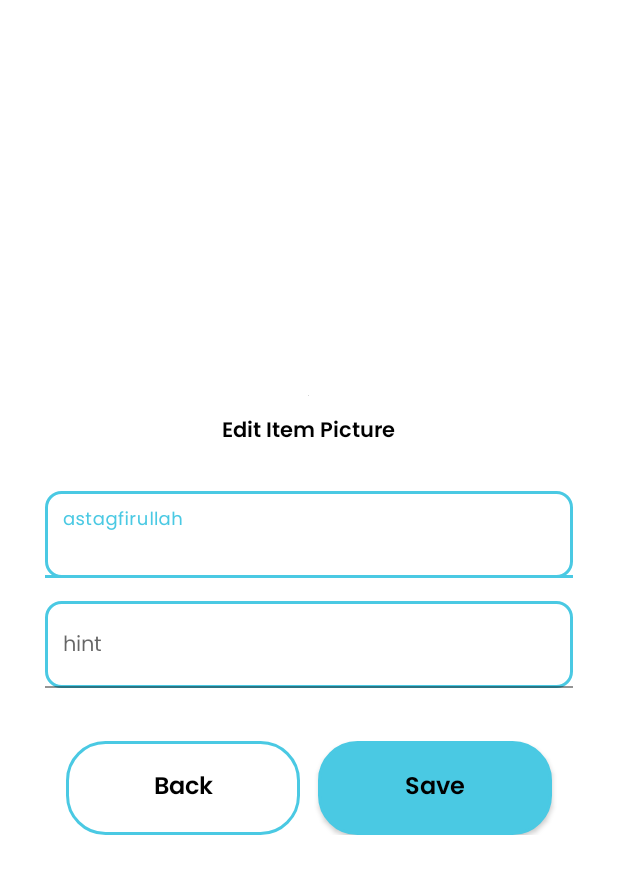
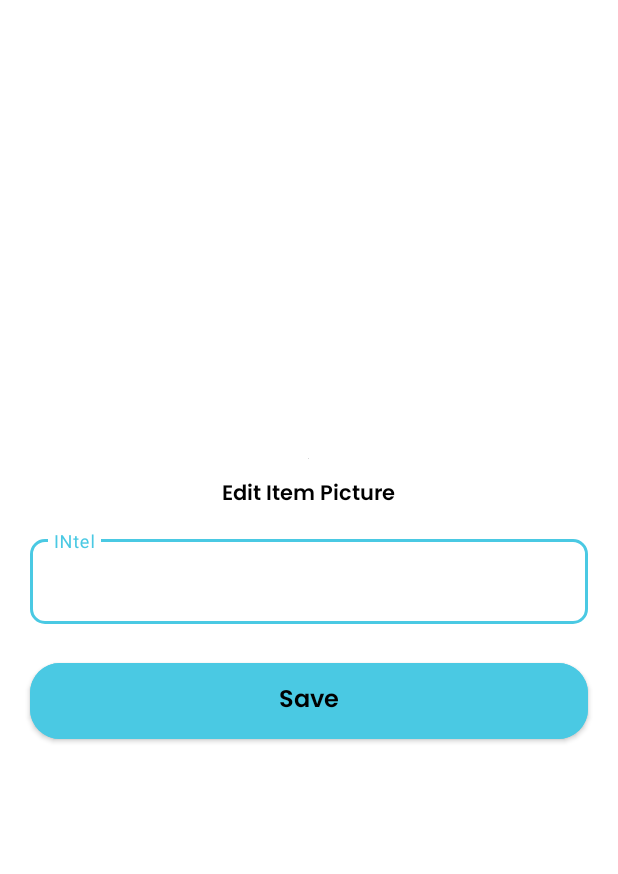
Before and after one commit to Zidantfnno21/MyBox, an Android app: the layout activity_item_update.xml on its own in the app's theme, with its tools: preview values and no code run, on a phone screen of 412 x 824 dp. Shown: the top 874 px of the screen. Run offline under Robolectric (Android 15) with nearby library versions, the phone set to English and light mode, and no system bars.

Commit message:
Update View

```diff
--- a/app/src/main/AndroidManifest.xml
+++ b/app/src/main/AndroidManifest.xml
@@ -15,7 +15,7 @@
         android:theme="@style/Theme.MyBox"
 
         >
-        <activity android:name=".ui.SplashScreen"
+        <activity android:name=".ui.splashScreen.SplashScreen"
             android:theme="@style/SplashTheme"
             android:exported="true">
             <intent-filter>
--- a/app/src/main/java/com/example/mybox/ui/InsideActivity.kt
+++ b/app/src/main/java/com/example/mybox/ui/InsideActivity.kt
@@ -15,7 +15,7 @@ class InsideActivity : AppCompatActivity() {
 
     override fun onCreate(savedInstanceState: Bundle?) {
         super.onCreate(savedInstanceState)
-        setContentView(R.layout.activity_inside)
+        setContentView(R.layout.activity_category_detail)
         floatingActionButton = findViewById(R.id.floatingActionButton2)
         optionButton = findViewById(R.id.iB6)
         backButton = findViewById(R.id.btImageBack)
--- a/app/src/main/java/com/example/mybox/ui/SecondActivity.kt
+++ b/app/src/main/java/com/example/mybox/ui/SecondActivity.kt
@@ -38,7 +38,7 @@ class SecondActivity : AppCompatActivity() {
 
     override fun onCreate(savedInstanceState : Bundle?) {
         super.onCreate(savedInstanceState)
-        setContentView(R.layout.activity_add2)
+        setContentView(R.layout.activity_category_add)
         btChangePic = findViewById(R.id.btChangePic)
         etCategory = findViewById(R.id.etTitle)
         etDescription = findViewById(R.id.etDesc)
--- /dev/null
+++ b/app/src/main/java/com/example/mybox/ui/addCategoryScreen/AddCategoryActivity.kt
@@ -0,0 +1,4 @@
+package com.example.mybox.ui.addCategoryScreen
+
+class AddCategoryActivity {
+}
--- /dev/null
+++ b/app/src/main/java/com/example/mybox/ui/addCategoryScreen/AddCategoryViewModel.kt
@@ -0,0 +1,4 @@
+package com.example.mybox.ui.addCategoryScreen
+
+class AddCategoryViewModel {
+}
--- /dev/null
+++ b/app/src/main/java/com/example/mybox/ui/addItemScreen/AddItemActivity.kt
@@ -0,0 +1,4 @@
+package com.example.mybox.ui.addItemScreen
+
+class AddItemActivity {
+}
--- /dev/null
+++ b/app/src/main/java/com/example/mybox/ui/addItemScreen/AddItemViewModel.kt
@@ -0,0 +1,4 @@
+package com.example.mybox.ui.addItemScreen
+
+class AddItemViewModel {
+}
--- /dev/null
+++ b/app/src/main/java/com/example/mybox/ui/detailItemScreen/DetailItemActivity.kt
@@ -0,0 +1,4 @@
+package com.example.mybox.ui.detailItemScreen
+
+class DetailItemActivity {
+}
--- /dev/null
+++ b/app/src/main/java/com/example/mybox/ui/detailScreen/CategoryDetailActivity.kt
@@ -0,0 +1,4 @@
+package com.example.mybox.ui.detailScreen
+
+class CategoryDetailActivity {
+}
--- /dev/null
+++ b/app/src/main/java/com/example/mybox/ui/detailScreen/CategoryDetailAdapter.kt
@@ -0,0 +1,4 @@
+package com.example.mybox.ui.detailScreen
+
+class CategoryDetailAdapter {
+}
--- /dev/null
+++ b/app/src/main/java/com/example/mybox/ui/detailScreen/CategoryDetailViewModel.kt
@@ -0,0 +1,4 @@
+package com.example.mybox.ui.detailScreen
+
+class CategoryDetailViewModel {
+}
--- a/app/src/main/java/com/example/mybox/ui/SplashScreen.kt
+++ b/app/src/main/java/com/example/mybox/ui/splashScreen/SplashScreen.kt
@@ -1,4 +1,4 @@
-package com.example.mybox.ui
+package com.example.mybox.ui.splashScreen
 
 import android.content.Intent
 import android.os.Bundle
--- /dev/null
+++ b/app/src/main/res/drawable/ic_close.xml
@@ -0,0 +1,5 @@
+<vector android:height="24dp" android:tint="#4AC9E3"
+    android:viewportHeight="24" android:viewportWidth="24"
+    android:width="24dp" xmlns:android="http://schemas.android.com/apk/res/android">
+    <path android:fillColor="@android:color/white" android:pathData="M18.3,5.71c-0.39,-0.39 -1.02,-0.39 -1.41,0L12,10.59 7.11,5.7c-0.39,-0.39 -1.02,-0.39 -1.41,0 -0.39,0.39 -0.39,1.02 0,1.41L10.59,12 5.7,16.89c-0.39,0.39 -0.39,1.02 0,1.41 0.39,0.39 1.02,0.39 1.41,0L12,13.41l4.89,4.89c0.39,0.39 1.02,0.39 1.41,0 0.39,-0.39 0.39,-1.02 0,-1.41L13.41,12l4.89,-4.89c0.38,-0.38 0.38,-1.02 0,-1.4z"/>
+</vector>
--- a/app/src/main/res/layout/activity_item_update.xml
+++ b/app/src/main/res/layout/activity_item_update.xml
@@ -16,14 +16,13 @@
             android:layout_gravity="center_vertical"
             android:orientation="vertical" >
 
-            <ImageView
+            <com.google.android.material.imageview.ShapeableImageView
                 android:id="@+id/profilePicture3"
                 android:layout_width="wrap_content"
                 android:layout_height="wrap_content"
                 android:layout_gravity="center_horizontal"
-                android:background="@drawable/rounded_shape"
                 android:scaleType="centerCrop"
-                tools:srcCompat="@tools:sample/avatars" />
+                tools:srcCompat="@tools:sample/avatars"/>
 
             <TextView
                 android:id="@+id/textView4"
@@ -39,68 +38,46 @@
                 android:textSize="14sp" />
 
             <com.google.android.material.textfield.TextInputLayout
+                style="@style/Widget.MaterialComponents.TextInputLayout.OutlinedBox"
                 android:layout_width="match_parent"
                 android:layout_height="wrap_content"
-                android:layout_marginBottom="15dp"
-                android:layout_marginTop="15dp"
-                android:layout_marginHorizontal="30dp"
-                android:visibility="visible"
-                >
+                app:boxStrokeWidthFocused="2dp"
+                app:boxCornerRadiusBottomEnd="10dp"
+                app:boxCornerRadiusBottomStart="10dp"
+                app:boxCornerRadiusTopEnd="10dp"
+                app:boxCornerRadiusTopStart="10dp"
+                android:layout_marginStart="20dp"
+                android:layout_marginEnd="20dp"
+                android:hint="INtel">
 
                 <com.google.android.material.textfield.TextInputEditText
-                    style="@style/CustomFormStyle"
+                    android:id="@+id/add_ed_title"
                     android:layout_width="match_parent"
                     android:layout_height="wrap_content"
-                    android:layout_marginBottom="15dp"
-                    android:background="@drawable/form_shape"
-                    android:fontFamily="@font/poppins"
-                    android:hint="astagfirullah" />
-
-                <com.google.android.material.textfield.TextInputLayout
-                    android:layout_width="match_parent"
-                    android:layout_height="wrap_content">
-
-                    <com.google.android.material.textfield.TextInputEditText
-                        android:layout_width="match_parent"
-                        android:layout_height="wrap_content"
-                        android:background="@drawable/form_shape"
-                        style="@style/CustomFormStyle"
-                        android:hint="hint" />
-                </com.google.android.material.textfield.TextInputLayout>
+                    android:maxLines="1"/>
 
             </com.google.android.material.textfield.TextInputLayout>
 
-            <LinearLayout
+            <com.google.android.material.button.MaterialButton
+                android:id="@+id/button5"
                 android:layout_width="match_parent"
-                android:layout_height="match_parent"
-                android:layout_marginHorizontal="38dp"
-                android:layout_marginTop="20dp"
-                android:layout_marginBottom="3dp"
-                android:orientation="horizontal"
-                android:visibility="visible">
+                android:layout_height="wrap_content"
+                android:layout_marginHorizontal="20dp"
+                android:layout_marginVertical="20dp"
+                android:paddingTop="11dp"
+                android:paddingBottom="11dp"
+                android:textAlignment="center"
+                app:cornerRadius="20dp"
+                android:fontFamily="@font/poppins_semibold"
+                android:textSize="16sp"
+                android:letterSpacing="0"
+                android:elegantTextHeight="true"
+                android:textFontWeight="600"
+                android:textColor="#FF000000"
+                android:backgroundTint="#4AC9E3"
+                android:textAllCaps="false"
+                android:text="Save" />
 
-                <Button
-                    android:id="@+id/button4"
-                    style="@style/CustomButtonStyle"
-                    android:layout_width="wrap_content"
-                    android:layout_height="wrap_content"
-                    android:layout_marginHorizontal="6dp"
-                    android:layout_weight="1"
-                    android:background="@drawable/button_shape"
-                    android:backgroundTint="#00FFFFFF"
-                    android:text="Back" />
-
-                <Button
-                    android:id="@+id/button5"
-                    style="@style/CustomButtonStyle"
-                    android:layout_width="wrap_content"
-                    android:layout_height="wrap_content"
-                    android:layout_marginHorizontal="6dp"
-                    android:layout_weight="1"
-                    android:background="@drawable/sec_button_shape"
-                    android:backgroundTint="#4AC9E3"
-                    android:text="Save" />
-            </LinearLayout>
         </LinearLayout>
     </ScrollView>
 
```
Also changed, not shown: app/src/main/java/com/example/mybox/ui/mainScreen/MainActivity.kt (+12 -5 lines), app/src/main/res/layout/activity_add.xml (deleted, +0 -87 lines), app/src/main/res/layout/activity_main.xml (+47 -8 lines), app/src/main/res/layout/activity_category_add.xml (renamed from app/src/main/res/layout/activity_add2.xml), app/src/main/res/layout/activity_category_detail.xml (renamed from app/src/main/res/layout/activity_inside.xml), app/src/main/res/layout/activity_category_update.xml (renamed from app/src/main/res/layout/activity_card_update.xml).
